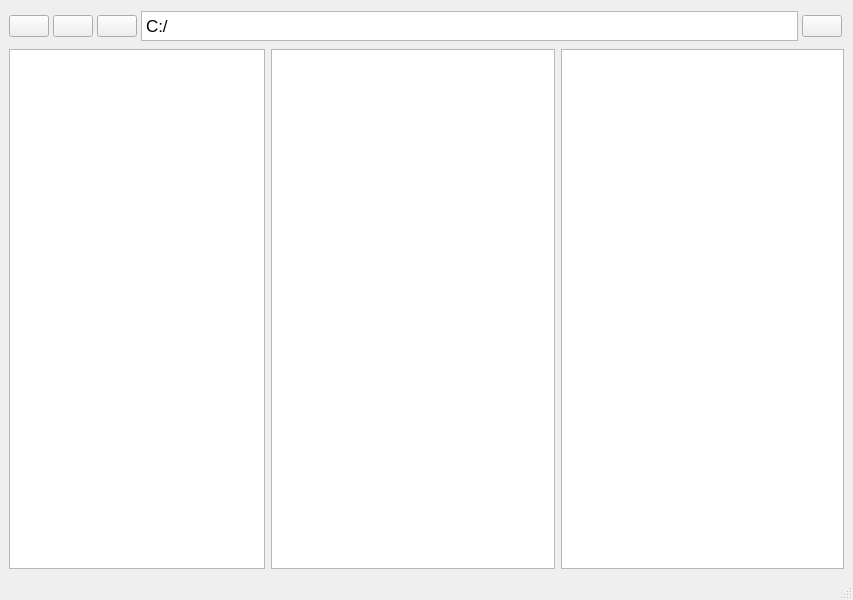
ftMadrid/FileExplorer, file FileExplorer/mainwindow.ui: the form before one commit.
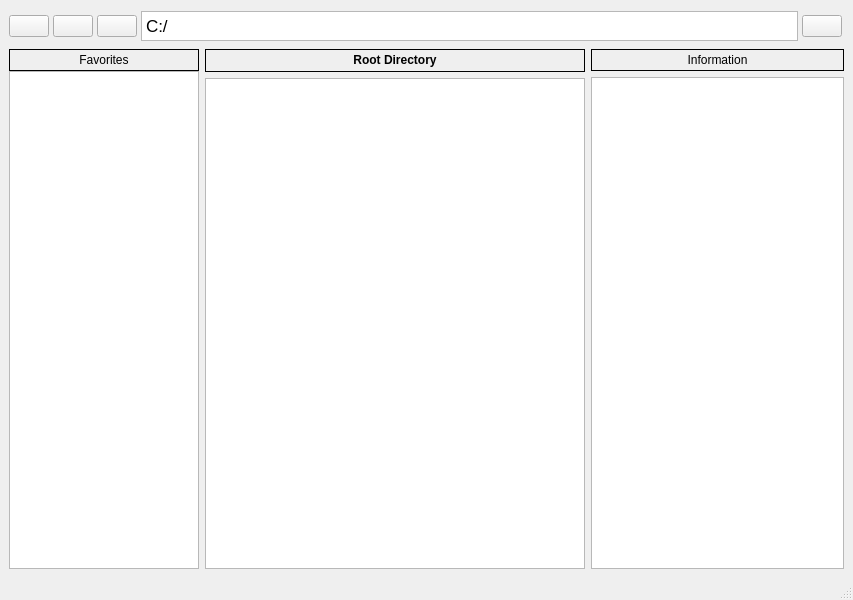
The form after the commit. Icons and pictures are not drawn.

Commit message: Finished favorites, metadata and recycle bin [in testing mode all]

The edit to the form file:
```diff
--- a/FileExplorer/mainwindow.ui
+++ b/FileExplorer/mainwindow.ui
@@ -128,7 +128,43 @@
      </layout>
     </item>
     <item>
-     <layout class="QHBoxLayout" name="horizontalLayout_3">
+     <layout class="QHBoxLayout" name="horizontalLayout_3" stretch="3,6,4">
+      <property name="sizeConstraint">
+       <enum>QLayout::SizeConstraint::SetFixedSize</enum>
+      </property>
+      <item>
+       <layout class="QVBoxLayout" name="verticalLayout" stretch="0,3">
+        <property name="spacing">
+         <number>0</number>
+        </property>
+        <property name="sizeConstraint">
+         <enum>QLayout::SizeConstraint::SetDefaultConstraint</enum>
+        </property>
+        <item>
+         <widget class="QLabel" name="labelFavs">
+          <property name="frameShape">
+           <enum>QFrame::Shape::Box</enum>
+          </property>
+          <property name="frameShadow">
+           <enum>QFrame::Shadow::Plain</enum>
+          </property>
+          <property name="lineWidth">
+           <number>1</number>
+          </property>
+          <property name="midLineWidth">
+           <number>0</number>
+          </property>
+          <property name="text">
+           <string>&lt;html&gt;&lt;head/&gt;&lt;body&gt;&lt;p align=&quot;center&quot;&gt;Favorites&lt;/p&gt;&lt;/body&gt;&lt;/html&gt;</string>
+          </property>
+          <property name="textFormat">
+           <enum>Qt::TextFormat::AutoText</enum>
+          </property>
+          <property name="alignment">
+           <set>Qt::AlignmentFlag::AlignHCenter|Qt::AlignmentFlag::AlignTop</set>
+          </property>
+         </widget>
+        </item>
       <item>
        <widget class="QTreeView" name="favoritesTreeView">
         <property name="sizePolicy">
@@ -137,6 +173,46 @@
           <verstretch>0</verstretch>
          </sizepolicy>
         </property>
+          <property name="autoExpandDelay">
+           <number>-1</number>
+          </property>
+          <attribute name="headerVisible">
+           <bool>false</bool>
+          </attribute>
+          <attribute name="headerCascadingSectionResizes">
+           <bool>false</bool>
+          </attribute>
+          <attribute name="headerDefaultSectionSize">
+           <number>100</number>
+          </attribute>
+          <attribute name="headerHighlightSections">
+           <bool>false</bool>
+          </attribute>
+          <attribute name="headerShowSortIndicator" stdset="0">
+           <bool>false</bool>
+          </attribute>
+         </widget>
+        </item>
+       </layout>
+      </item>
+      <item>
+       <layout class="QVBoxLayout" name="verticalLayout_4">
+        <item>
+         <widget class="QLabel" name="pathLabel">
+          <property name="font">
+           <font>
+            <bold>true</bold>
+           </font>
+          </property>
+          <property name="frameShape">
+           <enum>QFrame::Shape::Box</enum>
+          </property>
+          <property name="text">
+           <string>Root Directory</string>
+          </property>
+          <property name="alignment">
+           <set>Qt::AlignmentFlag::AlignHCenter|Qt::AlignmentFlag::AlignTop</set>
+          </property>
        </widget>
       </item>
       <item>
@@ -147,6 +223,9 @@
           <verstretch>0</verstretch>
          </sizepolicy>
         </property>
+          <property name="midLineWidth">
+           <number>1</number>
+          </property>
         <attribute name="headerVisible">
          <bool>false</bool>
         </attribute>
@@ -157,8 +236,25 @@
         </column>
        </widget>
       </item>
+       </layout>
+      </item>
       <item>
-       <widget class="QTreeWidget" name="treeWidget">
+       <layout class="QVBoxLayout" name="verticalLayout_2">
+        <item>
+         <widget class="QLabel" name="label">
+          <property name="frameShape">
+           <enum>QFrame::Shape::Box</enum>
+          </property>
+          <property name="text">
+           <string>Information</string>
+          </property>
+          <property name="alignment">
+           <set>Qt::AlignmentFlag::AlignHCenter|Qt::AlignmentFlag::AlignTop</set>
+          </property>
+         </widget>
+        </item>
+        <item>
+         <widget class="QTreeWidget" name="metaDataTreeWidget">
         <attribute name="headerVisible">
          <bool>false</bool>
         </attribute>
@@ -168,6 +264,8 @@
          </property>
         </column>
        </widget>
+        </item>
+       </layout>
       </item>
      </layout>
     </item>
```
Lines whose indentation alone changed are shown as unchanged. The commit also changes 7 other files.
